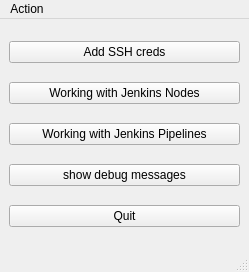
First picture: the form in src/jenkinsTools/ux/main.ui, repository clockworksspheres/jenkinsTools, before the edit.
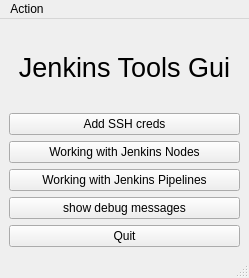
Second picture: the form after the edit.

Commit message: gave titles to all of the dialogs.

Patch:
```diff
--- a/src/jenkinsTools/ux/main.ui
+++ b/src/jenkinsTools/ux/main.ui
@@ -7,7 +7,7 @@
     <x>0</x>
     <y>0</y>
     <width>249</width>
-    <height>272</height>
+    <height>278</height>
    </rect>
   </property>
   <property name="windowTitle">
@@ -15,28 +15,28 @@
   </property>
   <widget class="QWidget" name="centralwidget">
    <layout class="QGridLayout" name="gridLayout">
-    <item row="2" column="0">
+    <item row="3" column="0">
      <widget class="QPushButton" name="pipelinesPushButton">
       <property name="text">
        <string>Working with Jenkins Pipelines</string>
       </property>
      </widget>
     </item>
-    <item row="1" column="0">
-     <widget class="QPushButton" name="nodesPushButton">
-      <property name="text">
-       <string>Working with Jenkins Nodes</string>
-      </property>
-     </widget>
-    </item>
-    <item row="3" column="0">
+    <item row="4" column="0">
      <widget class="QPushButton" name="debugPushButton">
       <property name="text">
        <string>show debug messages</string>
       </property>
      </widget>
     </item>
-    <item row="0" column="0">
+    <item row="5" column="0">
+     <widget class="QPushButton" name="quitPushButton">
+      <property name="text">
+       <string>Quit</string>
+      </property>
+     </widget>
+    </item>
+    <item row="1" column="0">
      <widget class="QPushButton" name="sshCredsPushButton">
       <property name="sizePolicy">
        <sizepolicy hsizetype="Minimum" vsizetype="Fixed">
@@ -49,10 +49,25 @@
       </property>
      </widget>
     </item>
-    <item row="4" column="0">
-     <widget class="QPushButton" name="quitPushButton">
+    <item row="2" column="0">
+     <widget class="QPushButton" name="nodesPushButton">
       <property name="text">
-       <string>Quit</string>
+       <string>Working with Jenkins Nodes</string>
+      </property>
+     </widget>
+    </item>
+    <item row="0" column="0">
+     <widget class="QLabel" name="label">
+      <property name="font">
+       <font>
+        <pointsize>20</pointsize>
+       </font>
+      </property>
+      <property name="text">
+       <string>Jenkins Tools Gui</string>
+      </property>
+      <property name="alignment">
+       <set>Qt::AlignmentFlag::AlignCenter</set>
       </property>
      </widget>
     </item>
```
Left out of the diff: 2 changed lines with no effect on the pictures. The commit also changes 7 other files.
